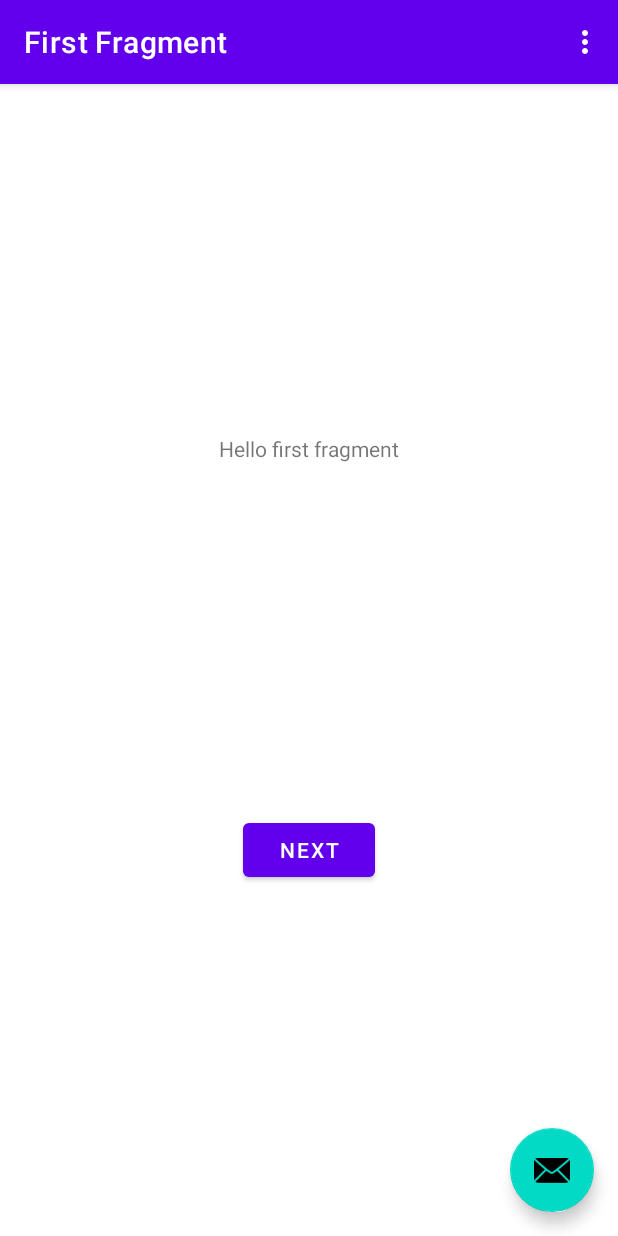
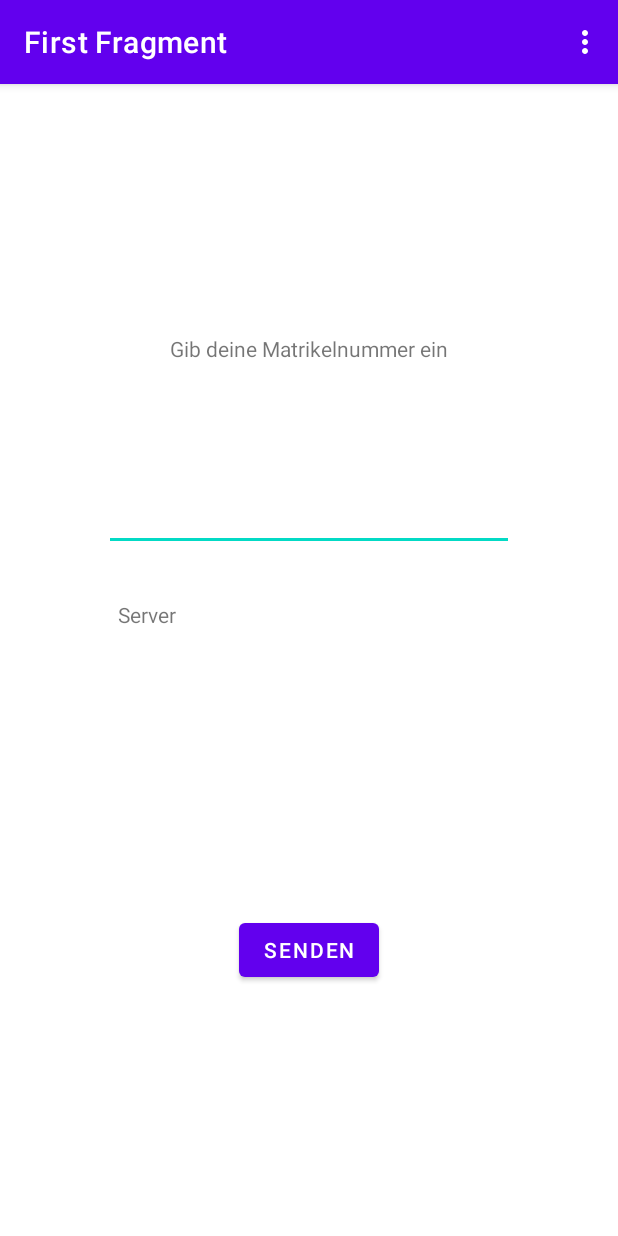
Before and after one commit to wolfi-m/NetworkTest, an Android app: the screen it shows after launch (MainActivity), on a phone screen of 412 x 824 dp. Run offline under Robolectric (Android 15) with nearby library versions, the phone set to English and light mode, and no system bars; our stand-ins replace navigation-ui.

Commit message:
layout with one button

```diff
--- a/app/src/main/java/at/aau/se2/networktest/FirstFragment.java
+++ b/app/src/main/java/at/aau/se2/networktest/FirstFragment.java
@@ -1,6 +1,7 @@
 package at.aau.se2.networktest;
 
 import android.os.Bundle;
+import android.text.Editable;
 import android.view.LayoutInflater;
 import android.view.View;
 import android.view.ViewGroup;
@@ -29,11 +30,10 @@ public class FirstFragment extends Fragment {
     public void onViewCreated(@NonNull View view, Bundle savedInstanceState) {
         super.onViewCreated(view, savedInstanceState);
 
-        binding.buttonFirst.setOnClickListener(new View.OnClickListener() {
+        binding.buttonSend.setOnClickListener(new View.OnClickListener() {
             @Override
             public void onClick(View view) {
-                NavHostFragment.findNavController(FirstFragment.this)
-                        .navigate(R.id.action_FirstFragment_to_SecondFragment);
+
             }
         });
     }
--- a/app/src/main/java/at/aau/se2/networktest/MainActivity.java
+++ b/app/src/main/java/at/aau/se2/networktest/MainActivity.java
@@ -23,6 +23,8 @@ public class MainActivity extends AppCompatActivity {
     private AppBarConfiguration appBarConfiguration;
     private ActivityMainBinding binding;
 
+
+
     @Override
     protected void onCreate(Bundle savedInstanceState) {
         super.onCreate(savedInstanceState);
@@ -35,14 +37,6 @@ public class MainActivity extends AppCompatActivity {
         NavController navController = Navigation.findNavController(this, R.id.nav_host_fragment_content_main);
         appBarConfiguration = new AppBarConfiguration.Builder(navController.getGraph()).build();
         NavigationUI.setupActionBarWithNavController(this, navController, appBarConfiguration);
-
-        binding.fab.setOnClickListener(new View.OnClickListener() {
-            @Override
-            public void onClick(View view) {
-                Snackbar.make(view, "Replace with your own action", Snackbar.LENGTH_LONG)
-                        .setAction("Action", null).show();
-            }
-        });
     }
 
     @Override
--- a/app/src/main/res/layout/activity_main.xml
+++ b/app/src/main/res/layout/activity_main.xml
@@ -22,13 +22,4 @@
 
     <include layout="@layout/content_main" />
 
-    <com.google.android.material.floatingactionbutton.FloatingActionButton
-        android:id="@+id/fab"
-        android:layout_width="wrap_content"
-        android:layout_height="wrap_content"
-        android:layout_gravity="bottom|end"
-        android:layout_marginEnd="@dimen/fab_margin"
-        android:layout_marginBottom="16dp"
-        app:srcCompat="@android:drawable/ic_dialog_email" />
-
 </androidx.coordinatorlayout.widget.CoordinatorLayout>
--- a/app/src/main/res/layout/content_main.xml
+++ b/app/src/main/res/layout/content_main.xml
@@ -12,8 +12,10 @@
         android:layout_height="0dp"
         app:defaultNavHost="true"
         app:layout_constraintBottom_toBottomOf="parent"
+        app:layout_constraintHorizontal_bias="0.0"
         app:layout_constraintLeft_toLeftOf="parent"
         app:layout_constraintRight_toRightOf="parent"
         app:layout_constraintTop_toTopOf="parent"
+        app:layout_constraintVertical_bias="0.0"
         app:navGraph="@navigation/nav_graph" />
 </androidx.constraintlayout.widget.ConstraintLayout>
--- a/app/src/main/res/layout/fragment_first.xml
+++ b/app/src/main/res/layout/fragment_first.xml
@@ -10,19 +10,45 @@
         android:id="@+id/textview_first"
         android:layout_width="wrap_content"
         android:layout_height="wrap_content"
-        android:text="@string/hello_first_fragment"
-        app:layout_constraintBottom_toTopOf="@id/button_first"
+        android:layout_marginBottom="100dp"
+        android:text="@string/gib_deine_matrikelnummer_ein"
+        app:layout_constraintBottom_toTopOf="@id/button_send"
         app:layout_constraintEnd_toEndOf="parent"
         app:layout_constraintStart_toStartOf="parent"
-        app:layout_constraintTop_toTopOf="parent" />
+        app:layout_constraintTop_toTopOf="parent"
+        app:layout_constraintVertical_bias="0.0" />
 
     <Button
-        android:id="@+id/button_first"
-        android:layout_width="wrap_content"
-        android:layout_height="wrap_content"
-        android:text="@string/next"
+        android:id="@+id/button_send"
+        android:layout_width="93dp"
+        android:layout_height="48dp"
+        android:layout_marginTop="100dp"
+        android:text="@string/send"
         app:layout_constraintBottom_toBottomOf="parent"
         app:layout_constraintEnd_toEndOf="parent"
         app:layout_constraintStart_toStartOf="parent"
         app:layout_constraintTop_toBottomOf="@id/textview_first" />
+
+    <EditText
+        android:id="@+id/inputMatrikelnummer"
+        android:layout_width="273dp"
+        android:layout_height="87dp"
+        android:ems="10"
+        android:inputType="number"
+        app:layout_constraintBottom_toTopOf="@+id/button_send"
+        app:layout_constraintEnd_toEndOf="parent"
+        app:layout_constraintStart_toStartOf="parent"
+        app:layout_constraintTop_toBottomOf="@+id/textview_first"
+        app:layout_constraintVertical_bias="0.134" />
+
+    <TextView
+        android:id="@+id/ServerResponse"
+        android:layout_width="255dp"
+        android:layout_height="176dp"
+        android:text="@string/server"
+        app:layout_constraintBottom_toTopOf="@+id/button_send"
+        app:layout_constraintEnd_toEndOf="parent"
+        app:layout_constraintStart_toStartOf="parent"
+        app:layout_constraintTop_toBottomOf="@+id/inputMatrikelnummer" />
+
 </androidx.constraintlayout.widget.ConstraintLayout>
--- a/app/src/main/res/navigation/nav_graph.xml
+++ b/app/src/main/res/navigation/nav_graph.xml
@@ -9,20 +9,5 @@
         android:id="@+id/FirstFragment"
         android:name="at.aau.se2.networktest.FirstFragment"
         android:label="@string/first_fragment_label"
-        tools:layout="@layout/fragment_first">
-
-        <action
-            android:id="@+id/action_FirstFragment_to_SecondFragment"
-            app:destination="@id/SecondFragment" />
-    </fragment>
-    <fragment
-        android:id="@+id/SecondFragment"
-        android:name="at.aau.se2.networktest.SecondFragment"
-        android:label="@string/second_fragment_label"
-        tools:layout="@layout/fragment_second">
-
-        <action
-            android:id="@+id/action_SecondFragment_to_FirstFragment"
-            app:destination="@id/FirstFragment" />
-    </fragment>
+        tools:layout="@layout/fragment_first"/>
 </navigation>
--- a/app/src/main/res/values/strings.xml
+++ b/app/src/main/res/values/strings.xml
@@ -4,9 +4,9 @@
     <!-- Strings used for fragments for navigation -->
     <string name="first_fragment_label">First Fragment</string>
     <string name="second_fragment_label">Second Fragment</string>
-    <string name="next">Next</string>
+    <string name="send">Senden</string>
     <string name="previous">Previous</string>
+    <string name="server">Server</string>
 
-    <string name="hello_first_fragment">Hello first fragment</string>
-    <string name="hello_second_fragment">Hello second fragment. Arg: %1$s</string>
+    <string name="gib_deine_matrikelnummer_ein">Gib deine Matrikelnummer ein</string>
 </resources>
```
Also changed, not shown: app/src/main/java/at/aau/se2/networktest/SecondFragment.java (deleted, +0 -47 lines), app/src/main/res/layout/fragment_second.xml (deleted, +0 -27 lines).
